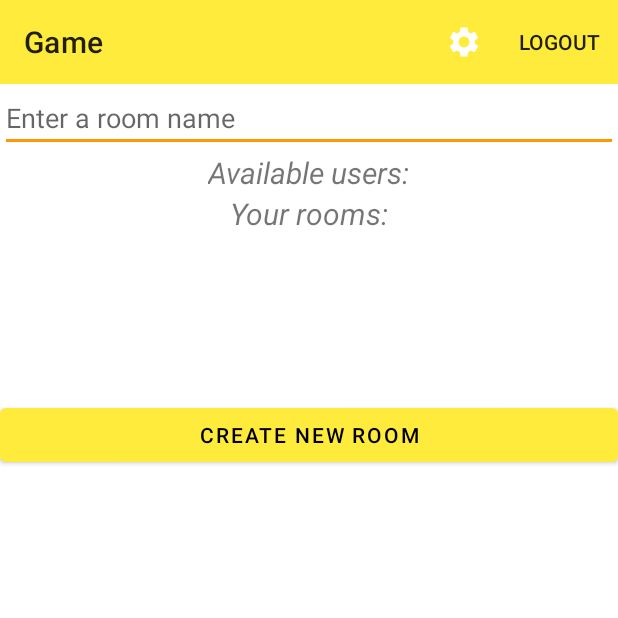
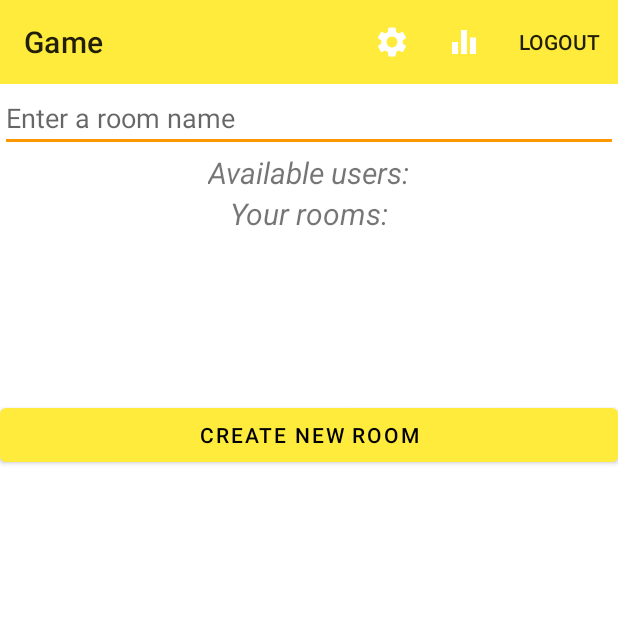
Before and after one commit to EleonoraGalieva/Android, an Android app: the screen it shows after launch once a user with an empty profile is signed in (StartGameActivity), on a phone screen of 412 x 824 dp, the top half of it. Run offline under Robolectric (Android 15) with nearby library versions, the phone set to English and light mode, and no system bars; our stand-ins replace Firebase (no records; nobody signed in at launch, a user with empty details on screens opened directly).

Commit message:
dummy stats added

```diff
--- a/Game/app/src/main/AndroidManifest.xml
+++ b/Game/app/src/main/AndroidManifest.xml
@@ -11,6 +11,7 @@
         android:roundIcon="@mipmap/ic_launcher_round"
         android:supportsRtl="true"
         android:theme="@style/Theme.Game">
+        <activity android:name=".Statistic"></activity>
         <activity android:name=".GameActivity" />
         <activity android:name=".ProfileSettings" />
         <activity android:name=".StartGameActivity" />
--- /dev/null
+++ b/Game/app/src/main/res/drawable/ic_equalizer.xml
@@ -0,0 +1,5 @@
+<vector android:height="24dp" android:tint="#FFFFFF"
+    android:viewportHeight="24" android:viewportWidth="24"
+    android:width="24dp" xmlns:android="http://schemas.android.com/apk/res/android">
+    <path android:fillColor="@android:color/white" android:pathData="M10,20h4L14,4h-4v16zM4,20h4v-8L4,12v8zM16,9v11h4L20,9h-4z"/>
+</vector>
--- a/Game/app/src/main/res/menu/profile_nav.xml
+++ b/Game/app/src/main/res/menu/profile_nav.xml
@@ -12,10 +12,16 @@
         app:showAsAction="always" />
 
     <item
+        android:id="@+id/stats"
+        android:icon="@drawable/ic_equalizer"
+        android:orderInCategory="300"
+        android:title="@string/stats"
+        app:showAsAction="always" />
+
+    <item
         android:id="@+id/action_logout"
         android:orderInCategory="300"
         android:title="@string/logout"
-        app:showAsAction="always"
-        />
+        app:showAsAction="always" />
 
 </menu>
--- a/Game/app/src/main/res/values/strings.xml
+++ b/Game/app/src/main/res/values/strings.xml
@@ -38,4 +38,5 @@
     <string name="x">X</string>
     <string name="y">Y</string>
     <string name="z">Z</string>
+    <string name="stats">Stats</string>
 </resources>
```
Also changed, not shown: Game/app/src/main/java/com/example/game/StartGameActivity.java (+16 -11 lines), Game/app/src/main/java/com/example/game/Statistic.java (added, +33 -0 lines), Game/app/src/main/res/layout/activity_statistic.xml (added, +38 -0 lines).
